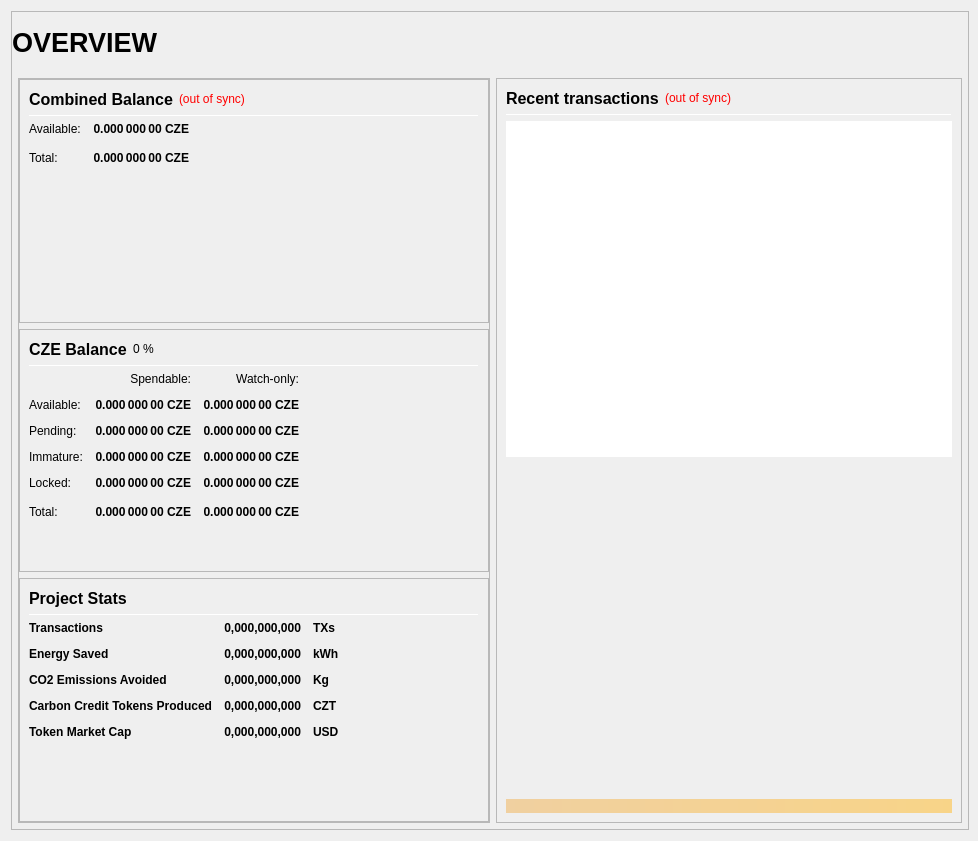
Qt form src/qt/forms/overviewpage.ui (Carbon-Zero/CarbonZero) before a commit.
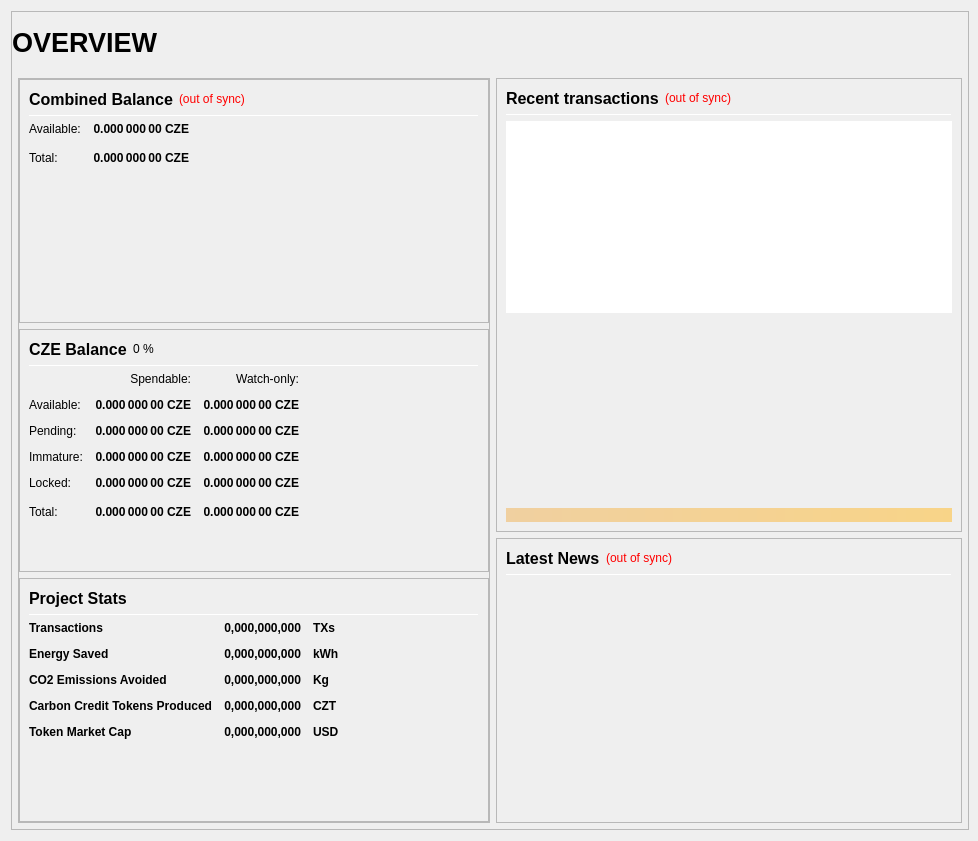
The same form after that commit.

Diff of the .ui file:
```diff
--- a/src/qt/forms/overviewpage.ui
+++ b/src/qt/forms/overviewpage.ui
@@ -1192,7 +1192,7 @@
               </layout>
              </item>
              <item>
-              <layout class="QVBoxLayout" name="verticalLayout_right" stretch="1">
+              <layout class="QVBoxLayout" name="verticalLayout_right" stretch="1,0">
                <item>
                 <widget class="QFrame" name="frame_RecentTransactions">
                  <property name="minimumSize">
@@ -1350,6 +1350,158 @@
                  </layout>
                 </widget>
                </item>
+               <item>
+                <widget class="QFrame" name="frame_News">
+                 <property name="minimumSize">
+                  <size>
+                   <width>0</width>
+                   <height>0</height>
+                  </size>
+                 </property>
+                 <property name="frameShape">
+                  <enum>QFrame::StyledPanel</enum>
+                 </property>
+                 <property name="frameShadow">
+                  <enum>QFrame::Raised</enum>
+                 </property>
+                 <layout class="QVBoxLayout" name="verticalLayout_News" stretch="0,0,0,0">
+                  <item>
+                   <layout class="QHBoxLayout" name="horizontalLayout_News">
+                    <item>
+                     <widget class="QLabel" name="labelLatestNews">
+                      <property name="minimumSize">
+                       <size>
+                        <width>0</width>
+                        <height>20</height>
+                       </size>
+                      </property>
+                      <property name="font">
+                       <font>
+                        <pointsize>12</pointsize>
+                        <weight>75</weight>
+                        <bold>true</bold>
+                       </font>
+                      </property>
+                      <property name="text">
+                       <string>Latest News</string>
+                      </property>
+                     </widget>
+                    </item>
+                    <item>
+                     <widget class="QLabel" name="labelNewsStatus">
+                      <property name="cursor">
+                       <cursorShape>WhatsThisCursor</cursorShape>
+                      </property>
+                      <property name="toolTip">
+                       <string>The displayed information may be out of date. Your wallet automatically synchronizes with the CarbonZero network after a connection is established, but this process has not completed yet.</string>
+                      </property>
+                      <property name="styleSheet">
+                       <string notr="true">QLabel { color: red; }</string>
+                      </property>
+                      <property name="text">
+                       <string notr="true">(out of sync)</string>
+                      </property>
+                      <property name="alignment">
+                       <set>Qt::AlignRight|Qt::AlignTrailing|Qt::AlignVCenter</set>
+                      </property>
+                     </widget>
+                    </item>
+                    <item>
+                     <spacer name="horizontalSpacer_News">
+                      <property name="orientation">
+                       <enum>Qt::Horizontal</enum>
+                      </property>
+                      <property name="sizeHint" stdset="0">
+                       <size>
+                        <width>40</width>
+                        <height>20</height>
+                       </size>
+                      </property>
+                     </spacer>
+                    </item>
+                   </layout>
+                  </item>
+                  <item>
+                   <widget class="Line" name="line">
+                    <property name="minimumSize">
+                     <size>
+                      <width>0</width>
+                      <height>1</height>
+                     </size>
+                    </property>
+                    <property name="maximumSize">
+                     <size>
+                      <width>16777215</width>
+                      <height>1</height>
+                     </size>
+                    </property>
+                    <property name="orientation">
+                     <enum>Qt::Horizontal</enum>
+                    </property>
+                   </widget>
+                  </item>
+                  <item>
+                   <widget class="QListWidget" name="listNews">
+                    <property name="sizePolicy">
+                     <sizepolicy hsizetype="Expanding" vsizetype="Expanding">
+                      <horstretch>0</horstretch>
+                      <verstretch>0</verstretch>
+                     </sizepolicy>
+                    </property>
+                    <property name="minimumSize">
+                     <size>
+                      <width>0</width>
+                      <height>0</height>
+                     </size>
+                    </property>
+                    <property name="sizeIncrement">
+                     <size>
+                      <width>0</width>
+                      <height>0</height>
+                     </size>
+                    </property>
+                    <property name="styleSheet">
+                     <string notr="true">QListView { background: transparent; }</string>
+                    </property>
+                    <property name="frameShape">
+                     <enum>QFrame::NoFrame</enum>
+                    </property>
+                    <property name="verticalScrollBarPolicy">
+                     <enum>Qt::ScrollBarAsNeeded</enum>
+                    </property>
+                    <property name="horizontalScrollBarPolicy">
+                     <enum>Qt::ScrollBarAlwaysOff</enum>
+                    </property>
+                    <property name="selectionMode">
+                     <enum>QAbstractItemView::NoSelection</enum>
+                    </property>
+                    <property name="selectionBehavior">
+                     <enum>QAbstractItemView::SelectRows</enum>
+                    </property>
+                    <property name="verticalScrollMode">
+                     <enum>QAbstractItemView::ScrollPerItem</enum>
+                    </property>
+                   </widget>
+                  </item>
+                  <item>
+                   <spacer name="verticalSpacer_News">
+                    <property name="orientation">
+                     <enum>Qt::Vertical</enum>
+                    </property>
+                    <property name="sizeType">
+                     <enum>QSizePolicy::Expanding</enum>
+                    </property>
+                    <property name="sizeHint" stdset="0">
+                     <size>
+                      <width>20</width>
+                      <height>40</height>
+                     </size>
+                    </property>
+                   </spacer>
+                  </item>
+                 </layout>
+                </widget>
+               </item>
               </layout>
              </item>
             </layout>
```
Left out of the diff: 17 changed lines with no effect on the pictures.
